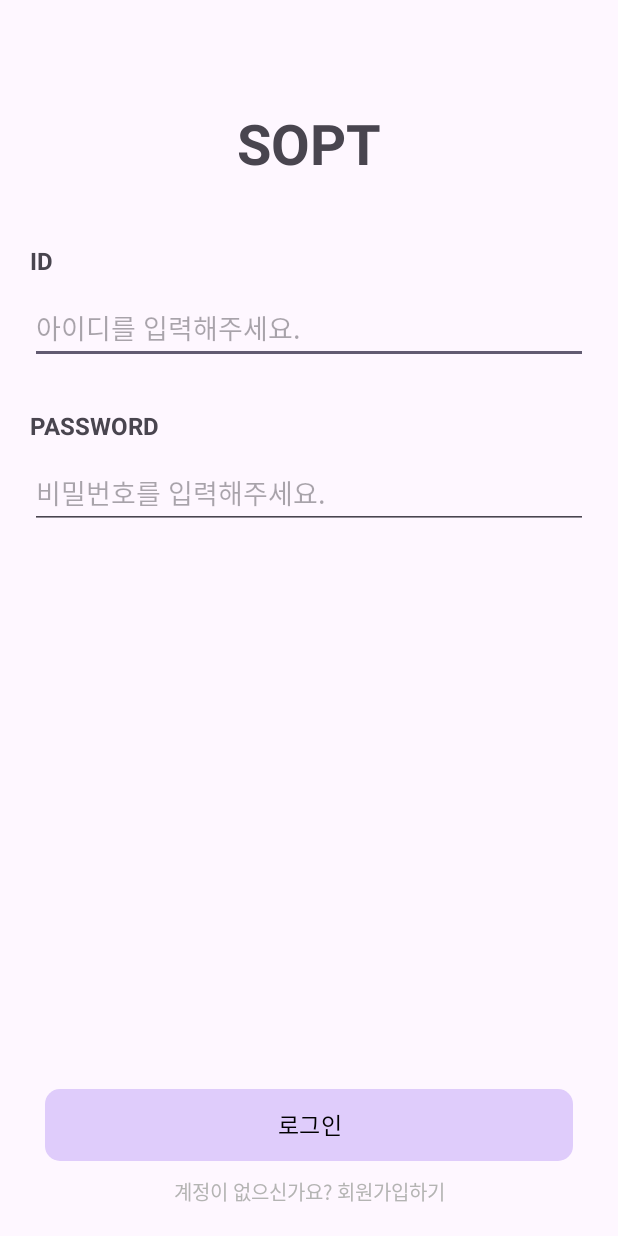
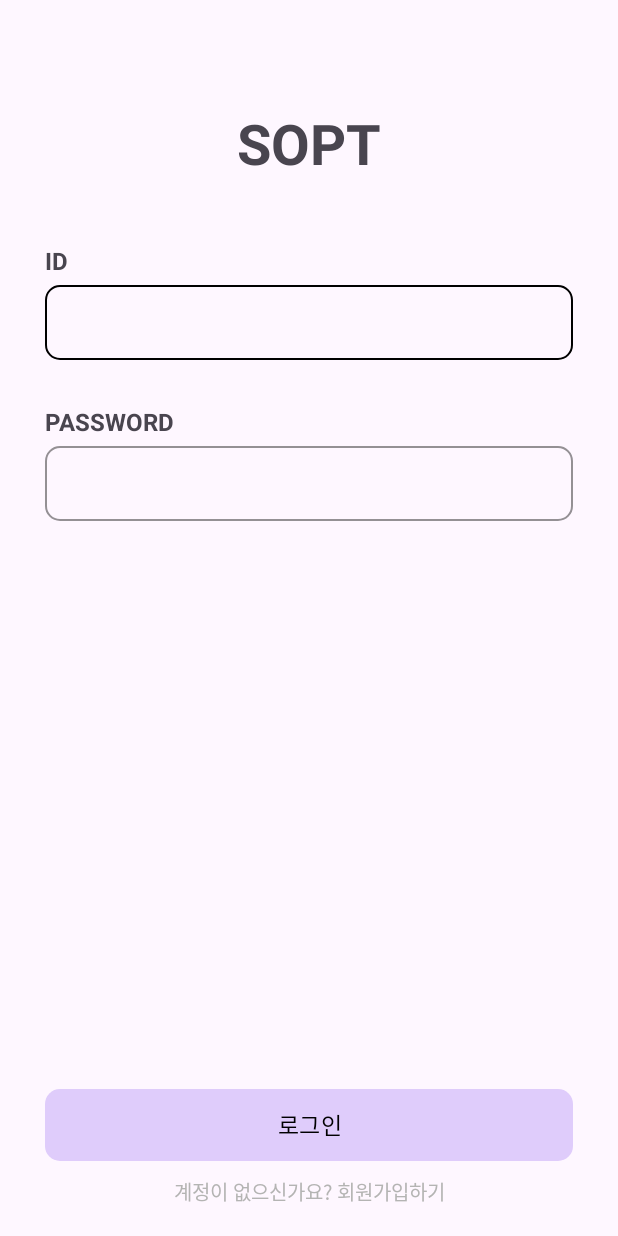
Before and after one commit to DO-SOPT-ANDROID/jiyoung-kim, an Android app: the screen it shows after launch (LoginActivity), on a phone screen of 412 x 824 dp. Run offline under Robolectric (Android 15) with nearby library versions, the phone set to English and light mode, and no system bars; our stand-ins replace Dagger/Hilt's generated code, data binding; libraries missing offline, so code that uses them is left out: com.jakewharton.retrofit2.

Commit message:
[FEAT] 로그인 UI 수정

```diff
--- a/app/src/main/res/layout/activity_login.xml
+++ b/app/src/main/res/layout/activity_login.xml
@@ -29,61 +29,90 @@
             android:id="@+id/tv_login_id"
             android:layout_width="wrap_content"
             android:layout_height="wrap_content"
-            android:layout_marginStart="20dp"
+            android:layout_marginStart="30dp"
             android:layout_marginTop="42dp"
             android:text="@string/tv_login_id"
+            android:textSize="16sp"
             android:textStyle="bold"
-            android:textSize="16sp"
             app:layout_constraintStart_toStartOf="parent"
             app:layout_constraintTop_toBottomOf="@+id/tv_login_title" />
 
-        <EditText
-            android:id="@+id/edt_login_id"
+        <com.google.android.material.textfield.TextInputLayout
+            android:id="@+id/til_login_id"
             android:layout_width="match_parent"
             android:layout_height="wrap_content"
-            android:layout_marginHorizontal="20dp"
-            android:layout_marginTop="10dp"
-            android:hint="아이디를 입력해주세요."
+            android:paddingHorizontal="30dp"
+            app:boxCornerRadiusBottomEnd="10dp"
+            app:boxCornerRadiusBottomStart="10dp"
+            app:boxCornerRadiusTopEnd="10dp"
+            app:boxCornerRadiusTopStart="10dp"
+            app:boxStrokeColor="#000000"
+            app:boxStrokeWidthFocused="1dp"
+            app:errorEnabled="false"
+            app:helperText="@null"
+            app:helperTextTextColor="@color/design_default_color_error"
             app:layout_constraintEnd_toEndOf="parent"
             app:layout_constraintStart_toStartOf="parent"
-            app:layout_constraintTop_toBottomOf="@+id/tv_login_id" />
+            app:layout_constraintTop_toBottomOf="@id/tv_login_id">
+
+            <com.google.android.material.textfield.TextInputEditText
+                android:id="@+id/edt_login_id"
+                android:layout_width="match_parent"
+                android:layout_height="50dp"
+                android:textAppearance="?textAppearanceBodyMedium" />
+        </com.google.android.material.textfield.TextInputLayout>
 
         <TextView
             android:id="@+id/tv_login_pwd"
             android:layout_width="wrap_content"
             android:layout_height="wrap_content"
+            android:layout_marginStart="30dp"
+            android:layout_marginTop="30dp"
             android:text="@string/tv_login_pwd"
             android:textSize="16sp"
             android:textStyle="bold"
-            android:layout_marginTop="30dp"
-            app:layout_constraintStart_toStartOf="@+id/edt_login_id"
-            app:layout_constraintTop_toBottomOf="@+id/edt_login_id"
+            app:layout_constraintStart_toStartOf="@+id/til_login_id"
+            app:layout_constraintTop_toBottomOf="@+id/til_login_id"
             tools:ignore="MissingConstraints" />
 
-        <EditText
-            android:id="@+id/edt_login_pwd"
+        <com.google.android.material.textfield.TextInputLayout
+            android:id="@+id/til_login_pwd"
             android:layout_width="match_parent"
             android:layout_height="wrap_content"
-            android:layout_marginTop="10dp"
-            android:layout_marginHorizontal="20dp"
-            android:inputType="textPassword"
-            android:hint="@string/edt_login_pwd"
+            android:paddingHorizontal="30dp"
+            app:boxCornerRadiusBottomEnd="10dp"
+            app:boxCornerRadiusBottomStart="10dp"
+            app:boxCornerRadiusTopEnd="10dp"
+            app:boxCornerRadiusTopStart="10dp"
+            app:boxStrokeColor="#000000"
+            app:boxStrokeWidthFocused="1dp"
+            app:errorEnabled="false"
+            app:helperText="@null"
+            app:helperTextTextColor="@color/design_default_color_error"
+            app:layout_constraintEnd_toEndOf="parent"
             app:layout_constraintStart_toStartOf="parent"
-            app:layout_constraintTop_toBottomOf="@+id/tv_login_pwd" />
+            app:layout_constraintTop_toBottomOf="@id/tv_login_pwd">
+
+            <com.google.android.material.textfield.TextInputEditText
+                android:id="@+id/edt_login_pwd"
+                android:layout_width="match_parent"
+                android:layout_height="50dp"
+                android:textAppearance="?textAppearanceBodyMedium" />
+        </com.google.android.material.textfield.TextInputLayout>
 
         <androidx.appcompat.widget.AppCompatButton
             android:id="@+id/btn_login_bottom"
+            style="@style/TextAppearance.Material3.BodyMedium"
             android:layout_width="match_parent"
             android:layout_height="wrap_content"
             android:layout_marginHorizontal="30dp"
             android:layout_marginBottom="50dp"
+            android:background="@drawable/rect_light_purple_radius_10"
+            android:elevation="0dp"
+            android:stateListAnimator="@null"
             android:text="@string/btn_login_bottom"
+            android:textColor="@color/black"
             android:textSize="15sp"
-            android:textColor="@color/black"
-            android:stateListAnimator="@null"
-            style="@style/TextAppearance.Material3.BodyMedium"
-            android:elevation="0dp"
-            android:background="@drawable/rect_light_purple_radius_10"
             app:layout_constraintBottom_toBottomOf="parent"
             app:layout_constraintEnd_toEndOf="parent"
             app:layout_constraintStart_toStartOf="parent" />
@@ -92,14 +121,13 @@
             android:id="@+id/tv_login_signup"
             android:layout_width="wrap_content"
             android:layout_height="wrap_content"
+            android:layout_marginTop="10dp"
             android:text="@string/tv_login_signup"
+            android:textColor="#B4B4B3"
             android:textSize="13sp"
-            android:textColor="#B4B4B3"
-            android:layout_marginTop="10dp"
+            app:layout_constraintEnd_toEndOf="@+id/btn_login_bottom"
             app:layout_constraintStart_toStartOf="@id/btn_login_bottom"
-            app:layout_constraintEnd_toEndOf="@+id/btn_login_bottom"
-            app:layout_constraintTop_toBottomOf="@+id/btn_login_bottom"
-            />
+            app:layout_constraintTop_toBottomOf="@+id/btn_login_bottom" />
 
     </androidx.constraintlayout.widget.ConstraintLayout>
 </layout>
--- a/app/src/main/res/layout/activity_signup.xml
+++ b/app/src/main/res/layout/activity_signup.xml
@@ -62,7 +62,7 @@
                     app:boxCornerRadiusBottomStart="10dp"
                     app:boxCornerRadiusTopEnd="10dp"
                     app:boxCornerRadiusTopStart="10dp"
-                    app:boxStrokeColor="#9EB23B"
+                    app:boxStrokeColor="#000000"
                     app:boxStrokeWidthFocused="1dp"
                     app:errorEnabled="false"
                     app:helperText="@null"
@@ -100,7 +100,7 @@
                     app:boxCornerRadiusBottomStart="10dp"
                     app:boxCornerRadiusTopEnd="10dp"
                     app:boxCornerRadiusTopStart="10dp"
-                    app:boxStrokeColor="#9EB23B"
+                    app:boxStrokeColor="#000000"
                     app:boxStrokeWidthFocused="1dp"
                     app:errorEnabled="false"
                     app:helperText="@null"
@@ -138,7 +138,7 @@
                     app:boxCornerRadiusBottomStart="10dp"
                     app:boxCornerRadiusTopEnd="10dp"
                     app:boxCornerRadiusTopStart="10dp"
-                    app:boxStrokeColor="#9EB23B"
+                    app:boxStrokeColor="#000000"
                     app:boxStrokeWidthFocused="1dp"
                     app:errorEnabled="false"
                     app:helperText="@null"
@@ -176,7 +176,7 @@
                     app:boxCornerRadiusBottomStart="10dp"
                     app:boxCornerRadiusTopEnd="10dp"
                     app:boxCornerRadiusTopStart="10dp"
-                    app:boxStrokeColor="#9EB23B"
+                    app:boxStrokeColor="#000000"
                     app:boxStrokeWidthFocused="1dp"
                     app:errorEnabled="false"
                     app:helperText="@null"
@@ -214,7 +214,7 @@
                     app:boxCornerRadiusBottomStart="10dp"
                     app:boxCornerRadiusTopEnd="10dp"
                     app:boxCornerRadiusTopStart="10dp"
-                    app:boxStrokeColor="#9EB23B"
+                    app:boxStrokeColor="#000000"
                     app:boxStrokeWidthFocused="1dp"
                     app:errorEnabled="false"
                     app:helperText="@null"
@@ -228,6 +228,7 @@
                         android:id="@+id/edt_signup_birthday"
                         android:layout_width="match_parent"
                         android:layout_height="50dp"
+                        android:textColor="#3081D0"
                         android:text="@={vm.birthday}"
                         android:textAppearance="?textAppearanceBodyMedium" />
                 </com.google.android.material.textfield.TextInputLayout>
```
